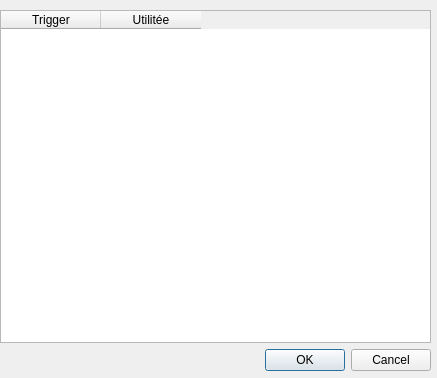
Before: the Qt Designer form helpui.ui in Chr0nos/bwarg, drawn with Qt 5.
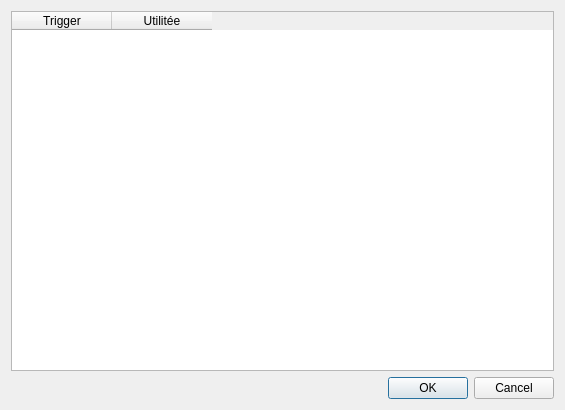
After: the same form once the commit is applied.

Commit message: Changed layouts type, fixing the graphical bug in the preview interface (due to layouts)

```diff
--- a/helpui.ui
+++ b/helpui.ui
@@ -6,23 +6,14 @@
    <rect>
     <x>0</x>
     <y>0</y>
-    <width>437</width>
-    <height>378</height>
+    <width>565</width>
+    <height>410</height>
    </rect>
   </property>
   <property name="windowTitle">
    <string>Trigger help</string>
   </property>
-  <widget class="QWidget" name="verticalLayoutWidget">
-   <property name="geometry">
-    <rect>
-     <x>0</x>
-     <y>10</y>
-     <width>431</width>
-     <height>361</height>
-    </rect>
-   </property>
-   <layout class="QVBoxLayout" name="verticalLayout">
+  <layout class="QVBoxLayout" name="verticalLayout_2">
     <item>
      <widget class="QTableWidget" name="tableWidget">
       <property name="editTriggers">
@@ -52,7 +43,6 @@
     </item>
    </layout>
   </widget>
- </widget>
  <resources/>
  <connections>
   <connection>
```
Left out of the diff: 8 changed lines with no effect on the pictures. Lines whose indentation alone changed are shown as unchanged. The commit also changes 7 other files.
